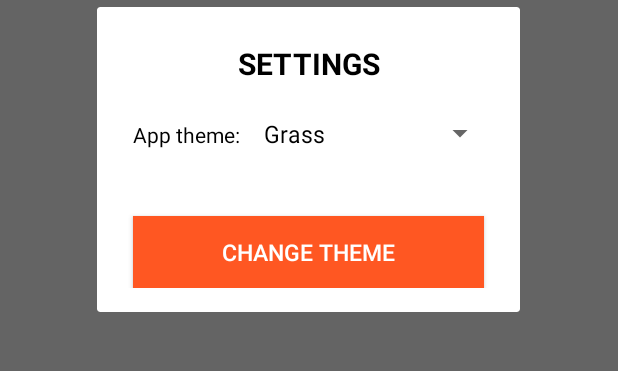
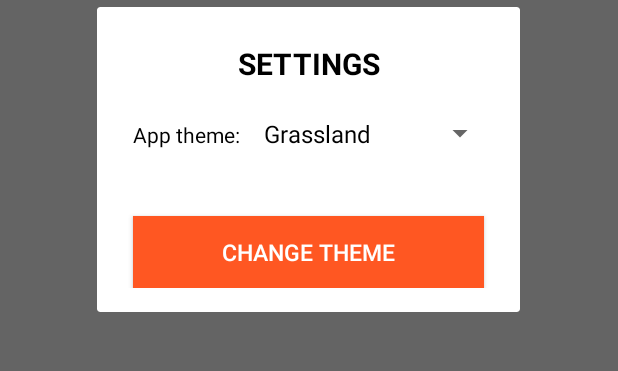
Before and after one commit to BogdanSerban95/SnookerScoreKeeper, an Android app: the screen it shows after launch (MenuActivity), after a tap on "SETTINGS", on a phone screen of 412 x 824 dp, the part 458-829 px from its top. Run offline under Robolectric (Android 15) with nearby library versions, the light colour scheme and no system bars.

Commit message:
fix results dialog showing multiple times + minor fixes

```diff
--- a/app/src/main/java/com/example/serba/snookertracker_1856482/activities/GameActivity.java
+++ b/app/src/main/java/com/example/serba/snookertracker_1856482/activities/GameActivity.java
@@ -201,6 +201,10 @@ public class GameActivity extends AppCompatActivity {
     }
 
     public void endGame() {
+        if (getSupportFragmentManager().findFragmentByTag("game_over_dialog") != null) {
+            return;
+        }
+
         FragmentTransaction transaction = getSupportFragmentManager().beginTransaction();
         MatchResultsDialog matchResultsDialog = new MatchResultsDialog();
 
--- a/app/src/main/java/com/example/serba/snookertracker_1856482/dialogs/SettingsDialog.java
+++ b/app/src/main/java/com/example/serba/snookertracker_1856482/dialogs/SettingsDialog.java
@@ -11,6 +11,7 @@ import android.view.ViewGroup;
 import android.widget.Spinner;
 
 import com.example.serba.snookertracker_1856482.R;
+import com.example.serba.snookertracker_1856482.models.ThemeUtils;
 
 
 /**
@@ -34,6 +35,8 @@ public class SettingsDialog extends DialogFragment {
 
         final View dialogView = inflater.inflate(R.layout.fragment_settings_dialog, container, false);
 
+        int themeId = ThemeUtils.getSelectedThemeId();
+        ((Spinner) dialogView.findViewById(R.id.theme_spinner)).setSelection(themeId == R.style.GrassTheme ? 0 : 1);
         dialogView.findViewById(R.id.change_theme_button).setOnClickListener(new View.OnClickListener() {
             @Override
             public void onClick(View view) {
--- a/app/src/main/java/com/example/serba/snookertracker_1856482/models/PlayerItemHolder.java
+++ b/app/src/main/java/com/example/serba/snookertracker_1856482/models/PlayerItemHolder.java
@@ -3,6 +3,7 @@ package com.example.serba.snookertracker_1856482.models;
 import android.content.Context;
 import android.graphics.Bitmap;
 import android.graphics.BitmapFactory;
+import android.graphics.Matrix;
 import android.graphics.drawable.Drawable;
 import android.net.Uri;
 import android.support.design.widget.TextInputEditText;
@@ -44,7 +45,9 @@ public class PlayerItemHolder {
                 BitmapFactory.Options options = new BitmapFactory.Options();
                 options.inSampleSize = 4;
                 Bitmap myBitmap = BitmapFactory.decodeFile(imgFile.getAbsolutePath(), options);
-                this.avatarImageView.setImageBitmap(myBitmap);
+                Matrix matrix = new Matrix();
+                matrix.postRotate(90);
+                this.avatarImageView.setImageBitmap(Bitmap.createBitmap(myBitmap, 0, 0, myBitmap.getWidth(), myBitmap.getHeight(), matrix, true));
             }
         } else {
             this.avatarImageView.setImageDrawable(this.parent.getContext().getResources().getDrawable(R.drawable.avatar));
--- a/app/src/main/res/values/strings.xml
+++ b/app/src/main/res/values/strings.xml
@@ -47,7 +47,7 @@
     <string name="no">No</string>
 
     <string-array name="themes">
-        <item>Grass</item>
-        <item>Sky</item>
+        <item>Grassland</item>
+        <item>Sky-High</item>
     </string-array>
 </resources>
--- a/app/src/main/res/values/styles.xml
+++ b/app/src/main/res/values/styles.xml
@@ -5,8 +5,6 @@
         <item name="colorPrimaryDark">@color/grassColorPrimaryDark</item>
         <item name="colorAccent">@color/grassColorAccent</item>
         <item name="android:textColor">@color/black</item>
-        <!--<item name="android:windowBackground">@color/colorPrimaryLightSecondary</item>-->
-
         <item name="buttonStyle">@style/GrassButtonStyle</item>
         <item name="attrColorPrimary">@color/grassColorPrimary</item>
         <item name="attrColorAccent">@color/grassColorAccent</item>
@@ -18,8 +16,6 @@
         <item name="colorPrimaryDark">@color/skyColorPrimaryDark</item>
         <item name="colorAccent">@color/skyColorAccent</item>
         <item name="android:textColor">@color/black</item>
-        <!--<item name="android:windowBackground">@color/colorPrimaryLight</item>-->
-
         <item name="buttonStyle">@style/SkyButtonStyle</item>
         <item name="attrColorPrimary">@color/skyColorPrimary</item>
         <item name="attrColorAccent">@color/skyColorAccent</item>
@@ -47,4 +43,5 @@
         <item name="android:textAllCaps">true</item>
         <item name="android:drawableTint">@color/black</item>
     </style>
+
 </resources>
```
Also changed, not shown: app/src/main/java/com/example/serba/snookertracker_1856482/models/GamePlayerHolder.java (+5 -2 lines).
